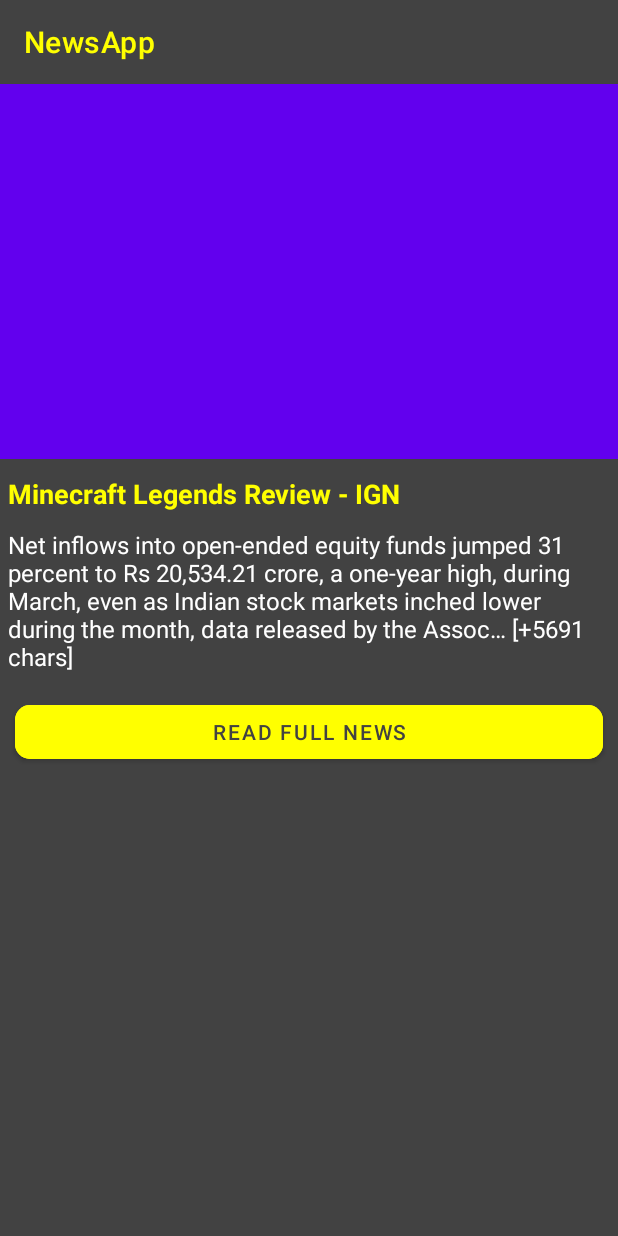
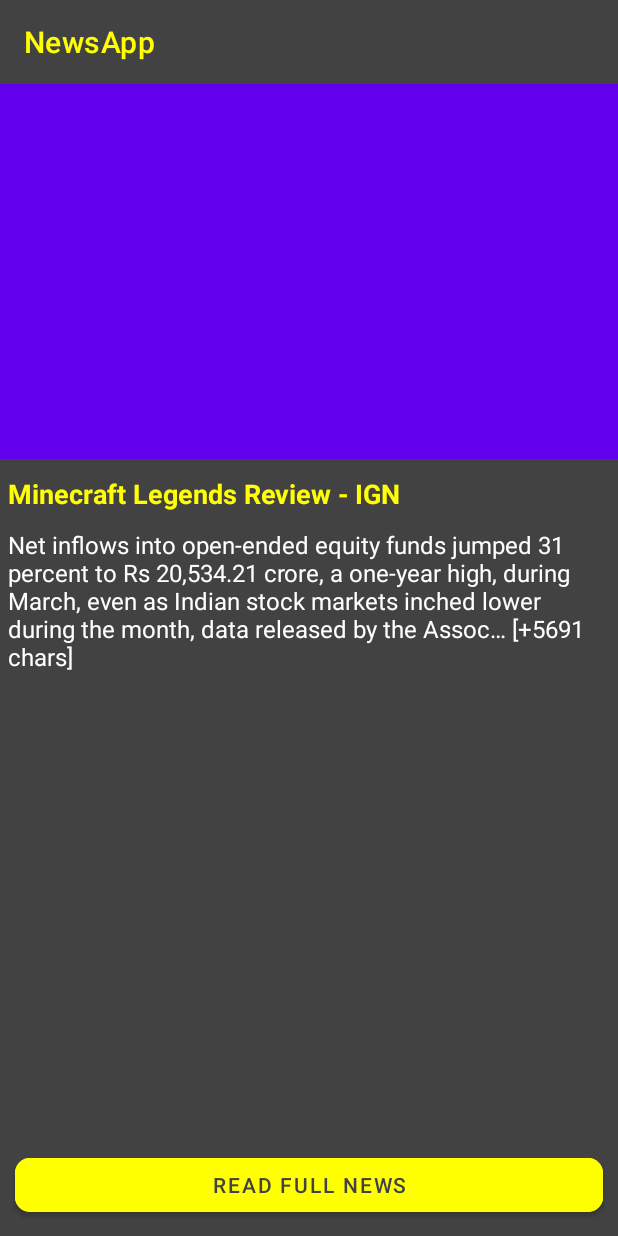
Before and after one commit to darshan-1204/NewsApp, an Android app: the layout activity_news_detail.xml on its own in the app's theme, with its tools: preview values and no code run, on a phone screen of 412 x 824 dp. Run offline under Robolectric (Android 15) with nearby library versions, the phone set to English and light mode, and no system bars.

Commit message:
commit 4

```diff
--- a/app/build.gradle
+++ b/app/build.gradle
@@ -49,7 +49,6 @@ dependencies {
     implementation("com.android.volley:volley:1.2.1")
 //    Glide dependency
     implementation 'com.github.bumptech.glide:glide:4.15.1'
-    annotationProcessor 'com.github.bumptech.glide:compiler:4.15.0'
 //    Retrofit Dependency
     implementation 'com.squareup.retrofit2:retrofit:2.9.0'
     implementation 'com.google.code.gson:gson:2.9.0'
--- a/app/src/main/java/com/example/newsapp/Activity/NewsDetailActivity.kt
+++ b/app/src/main/java/com/example/newsapp/Activity/NewsDetailActivity.kt
@@ -21,7 +21,7 @@ class NewsDetailActivity : AppCompatActivity() {
         var title = intent.getStringExtra("title")
         var url = intent.getStringExtra("link")
 
-//        Log.e(TAG, "onCreate: ===" +content + img )
+        Log.e(TAG, "onCreate: ===" +content )
 //        var data = MainActivity.data
 //
         binding.descNd.setText(content.toString())
@@ -36,7 +36,5 @@ class NewsDetailActivity : AppCompatActivity() {
         }
 
         Glide.with(this).load(img).into(binding.imgNd)
-
-
     }
 }
--- a/app/src/main/res/layout/activity_news_detail.xml
+++ b/app/src/main/res/layout/activity_news_detail.xml
@@ -1,16 +1,13 @@
 <?xml version="1.0" encoding="utf-8"?>
-<androidx.core.widget.NestedScrollView xmlns:android="http://schemas.android.com/apk/res/android"
+<LinearLayout xmlns:android="http://schemas.android.com/apk/res/android"
+    xmlns:app="http://schemas.android.com/apk/res-auto"
     xmlns:tools="http://schemas.android.com/tools"
     android:layout_width="match_parent"
     android:layout_height="match_parent"
-    xmlns:app="http://schemas.android.com/apk/res-auto"
+    android:background="#424242"
     android:orientation="vertical"
-    android:background="#424242"
     tools:context=".Activity.NewsDetailActivity">
 
-    <LinearLayout
-        android:layout_width="match_parent"
-        android:layout_height="wrap_content">
 
     <LinearLayout
         android:layout_width="match_parent"
@@ -21,56 +18,50 @@
             android:layout_width="match_parent"
             android:layout_height="wrap_content"
             app:title="NewsApp"
-                    app:titleTextColor="#FFFF00"/>
+            app:titleTextColor="#FFFF00" />
 
         <ImageView
+            android:id="@+id/imgNd"
             android:layout_width="match_parent"
             android:layout_height="250dp"
             android:scaleType="fitXY"
-                    android:src="@color/design_default_color_primary"
-                    android:id="@+id/imgNd"/>
+            android:src="@color/design_default_color_primary" />
 
         <TextView
+            android:id="@+id/title"
             android:layout_width="wrap_content"
             android:layout_height="wrap_content"
-                    android:textSize="18dp"
-                    android:textColor="#FFFF00"
-                    android:id="@+id/title"
-                    android:textStyle="bold"
             android:layout_marginTop="5dp"
             android:padding="5dp"
-                    android:text="Minecraft Legends Review - IGN"/>
+            android:text="Minecraft Legends Review - IGN"
+            android:textColor="#FFFF00"
+            android:textSize="18dp"
+            android:textStyle="bold" />
 
         <TextView
+            android:id="@+id/descNd"
             android:layout_width="wrap_content"
             android:layout_height="wrap_content"
-                    android:textSize="16dp"
+            android:padding="5dp"
+            android:text="Net inflows into open-ended equity funds jumped 31 percent to Rs 20,534.21 crore, a one-year high, during March, even as Indian stock markets inched lower during the month, data released by the Assoc… [+5691 chars]"
             android:textColor="#fff"
-                    android:id="@+id/descNd"
-                    android:padding="5dp"
-                    android:text="Net inflows into open-ended equity funds jumped 31 percent to Rs 20,534.21 crore, a one-year high, during March, even as Indian stock markets inched lower during the month, data released by the Assoc… [+5691 chars]"/>
+            android:textSize="16dp" />
 
-
-
+        <Space
+            android:layout_width="match_parent"
+            android:layout_height="0dp"
+            android:layout_weight="1" />
 
         <com.google.android.material.button.MaterialButton
+            android:id="@+id/btnUrl"
             android:layout_width="match_parent"
-                    android:id="@+id/btnUrl"
             android:layout_height="wrap_content"
             android:layout_gravity="center|bottom"
             android:layout_margin="10dp"
+            android:backgroundTint="#FFFF00"
+            android:text="Read Full News"
             android:textColor="#424242"
-                    app:cornerRadius="10dp"
-                    android:backgroundTint="#FFFF00"
-                    android:text="Read Full News"/>
-
+            app:cornerRadius="10dp" />
 
     </LinearLayout>
-
-
 </LinearLayout>
-
-
-
-
-</androidx.core.widget.NestedScrollView>
--- a/app/src/main/res/layout/news_layout.xml
+++ b/app/src/main/res/layout/news_layout.xml
@@ -30,10 +30,10 @@
             android:ellipsize="end"
             android:padding="5dp"
             android:text="News is Not here !!"
+            android:layout_margin="10dp"
             android:textColor="#f2f2f2"
             android:layout_marginTop="5dp"/>
 
     </LinearLayout>
 
-
 </androidx.cardview.widget.CardView>
```
Also changed, not shown: app/src/main/java/com/example/newsapp/Activity/MainActivity.kt (+12 -150 lines), app/src/main/res/layout/activity_main.xml (+7 -8 lines). Lines whose indentation alone changed are shown as unchanged.
